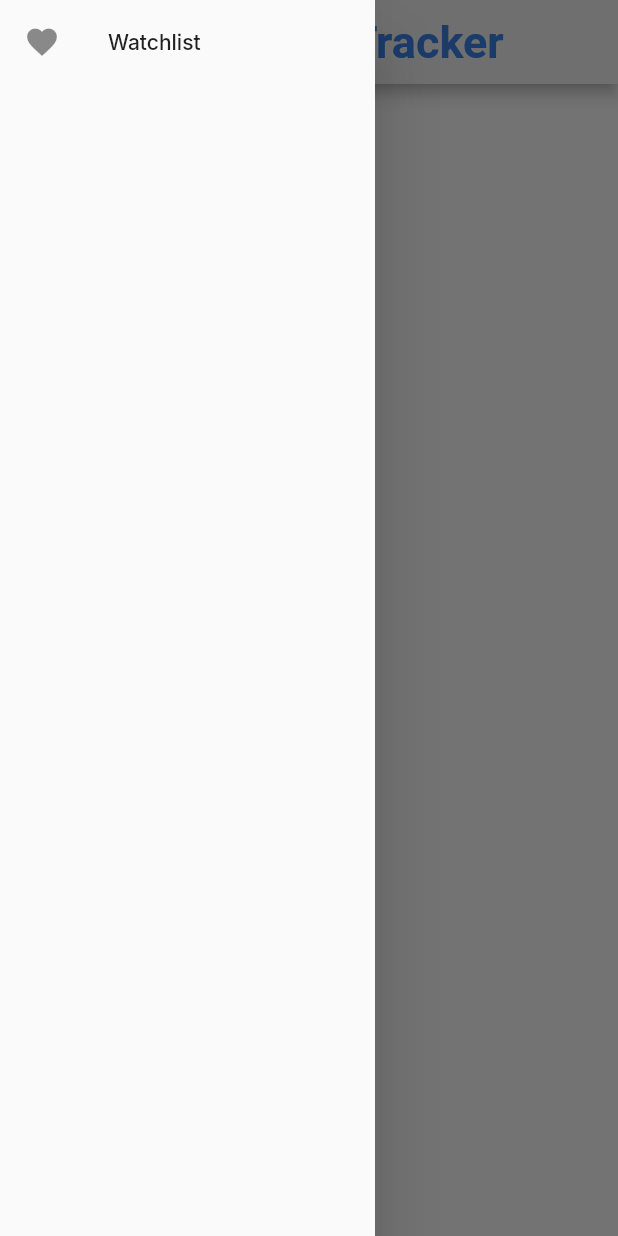
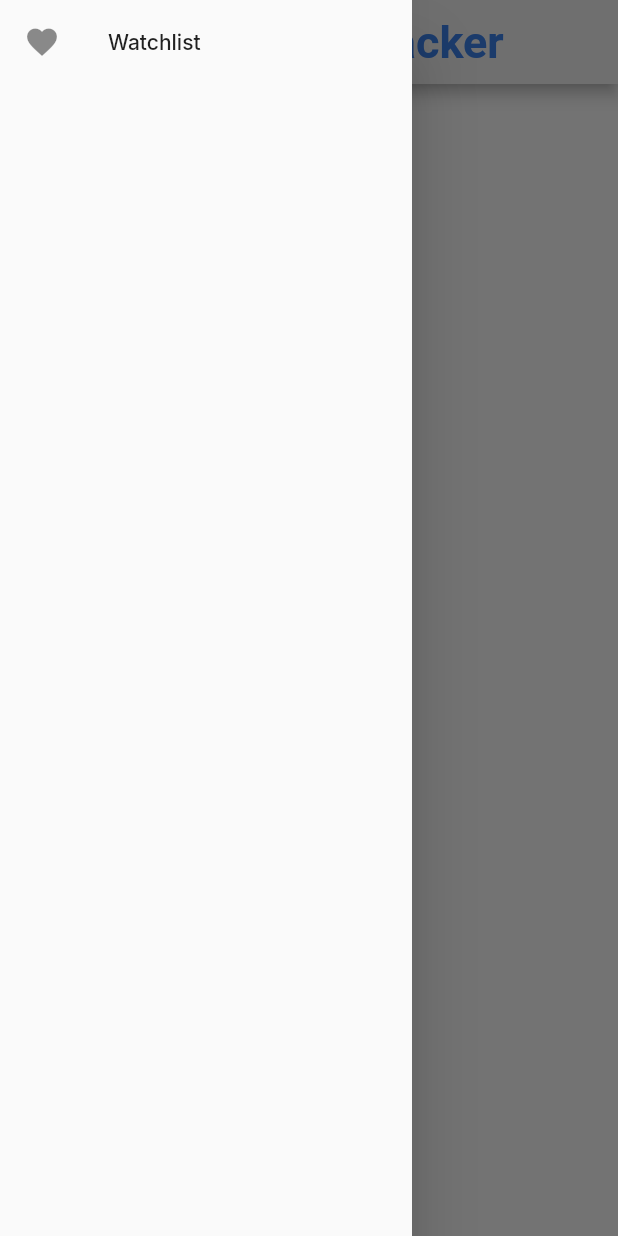
Before and after one commit to ImranShah1109/flutter_crypto_tracker, a Flutter app: the Home screen opened directly, with the side drawer open, on a phone screen of 412 x 824 dp. Run offline on Flutter 3.47's test engine with Material 2 defaults, Android fonts, the phone set to English and light mode, and no system bars; our stand-ins replace hexcolor, shared_preferences, url_strategy; accounts and stored records are empty; network calls fail; Roboto replaces fonts that are missing (Lumano).

Commit message:
some changes in home page

```diff
--- a/lib/pages/home.dart
+++ b/lib/pages/home.dart
@@ -38,7 +38,7 @@ const Home({ Key? key }) : super(key: key);
               ),
       drawer: Drawer(
         elevation: 20,
-        width: 250,
+        width: (MediaQuery.of(context).size.width/3) * 2,
         child: ListTile(
                 leading: Icon(Icons.favorite),
                 title:  Text('Watchlist'),
```
